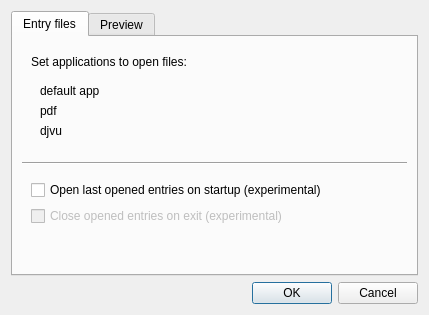
This is amt/views/ui/settingsDialog.ui in eg0rim/amt as Qt 5 draws it before an edit. The edited form follows.
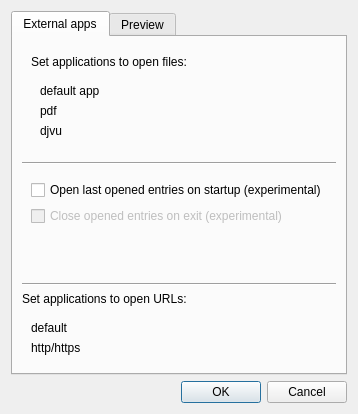
This is the edited form. Custom widgets are drawn as their Qt base class.

Commit message: link external apps can be set in settings; fixed default app behaviour

```diff
--- a/amt/views/ui/settingsDialog.ui
+++ b/amt/views/ui/settingsDialog.ui
@@ -2,14 +2,6 @@
 <ui version="4.0">
  <class>Dialog</class>
  <widget class="QDialog" name="Dialog">
-  <property name="geometry">
-   <rect>
-    <x>0</x>
-    <y>0</y>
-    <width>429</width>
-    <height>315</height>
-   </rect>
-  </property>
   <property name="windowTitle">
    <string>Settings</string>
   </property>
@@ -21,7 +13,7 @@
      </property>
      <widget class="QWidget" name="tabFiles">
       <attribute name="title">
-       <string>Entry files</string>
+       <string>External apps</string>
       </attribute>
       <layout class="QVBoxLayout" name="verticalLayout_2">
        <item>
@@ -119,6 +111,46 @@
          </property>
         </spacer>
        </item>
+       <item>
+        <widget class="Line" name="line_2">
+         <property name="orientation">
+          <enum>Qt::Horizontal</enum>
+         </property>
+        </widget>
+       </item>
+       <item>
+        <widget class="QLabel" name="label_3">
+         <property name="text">
+          <string>Set applications to open URLs:</string>
+         </property>
+        </widget>
+       </item>
+       <item>
+        <widget class="QWidget" name="widget_2" native="true">
+         <layout class="QFormLayout" name="formLayout_2">
+          <item row="0" column="0">
+           <widget class="QLabel" name="httpLabel">
+            <property name="text">
+             <string>default</string>
+            </property>
+           </widget>
+          </item>
+          <item row="0" column="1">
+           <widget class="AMTAppFileInput" name="defaultLinkFileInput" native="true"/>
+          </item>
+          <item row="1" column="0">
+           <widget class="QLabel" name="httpAppLabel">
+            <property name="text">
+             <string>http/https</string>
+            </property>
+           </widget>
+          </item>
+          <item row="1" column="1">
+           <widget class="AMTAppFileInput" name="httpAppFileInput" native="true"/>
+          </item>
+         </layout>
+        </widget>
+       </item>
       </layout>
      </widget>
      <widget class="QWidget" name="tabPreview">
```
The commit also changes 4 other files.
